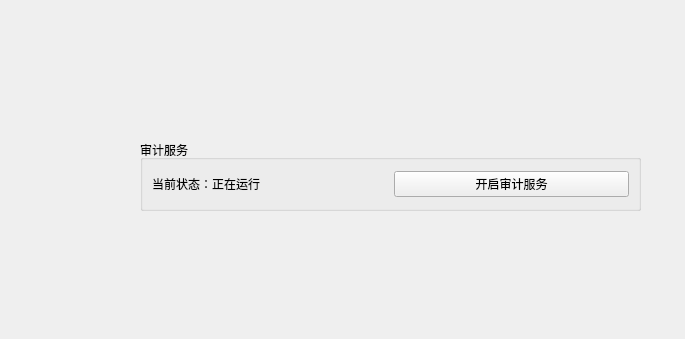
The window that AUD/audsvrctlpage.ui (liuyufeng509/SecCenter) describes before a commit, drawn with Qt 5.
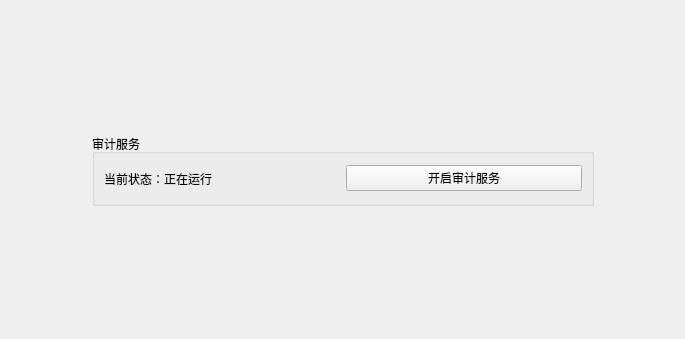
The same window after the commit.

The edit to the form file:
```diff
--- a/AUD/audsvrctlpage.ui
+++ b/AUD/audsvrctlpage.ui
@@ -13,17 +13,43 @@
   <property name="windowTitle">
    <string>Form</string>
   </property>
+  <layout class="QGridLayout" name="gridLayout">
+   <item row="0" column="1">
+    <spacer name="verticalSpacer_2">
+     <property name="orientation">
+      <enum>Qt::Vertical</enum>
+     </property>
+     <property name="sizeHint" stdset="0">
+      <size>
+       <width>20</width>
+       <height>116</height>
+      </size>
+     </property>
+    </spacer>
+   </item>
+   <item row="1" column="0">
+    <spacer name="horizontalSpacer">
+     <property name="orientation">
+      <enum>Qt::Horizontal</enum>
+     </property>
+     <property name="sizeHint" stdset="0">
+      <size>
+       <width>74</width>
+       <height>20</height>
+      </size>
+     </property>
+    </spacer>
+   </item>
+   <item row="1" column="1" colspan="2">
   <widget class="QGroupBox" name="groupBox_8">
    <property name="enabled">
     <bool>true</bool>
    </property>
-   <property name="geometry">
-    <rect>
-     <x>140</x>
-     <y>140</y>
-     <width>501</width>
-     <height>71</height>
-    </rect>
+     <property name="minimumSize">
+      <size>
+       <width>502</width>
+       <height>72</height>
+      </size>
    </property>
    <property name="title">
     <string>审计服务</string>
@@ -45,6 +71,34 @@
     </item>
    </layout>
   </widget>
+   </item>
+   <item row="1" column="3">
+    <spacer name="horizontalSpacer_2">
+     <property name="orientation">
+      <enum>Qt::Horizontal</enum>
+     </property>
+     <property name="sizeHint" stdset="0">
+      <size>
+       <width>73</width>
+       <height>20</height>
+      </size>
+     </property>
+    </spacer>
+   </item>
+   <item row="2" column="2">
+    <spacer name="verticalSpacer">
+     <property name="orientation">
+      <enum>Qt::Vertical</enum>
+     </property>
+     <property name="sizeHint" stdset="0">
+      <size>
+       <width>20</width>
+       <height>115</height>
+      </size>
+     </property>
+    </spacer>
+   </item>
+  </layout>
  </widget>
  <resources/>
  <connections/>
```
Lines whose indentation alone changed are shown as unchanged.
